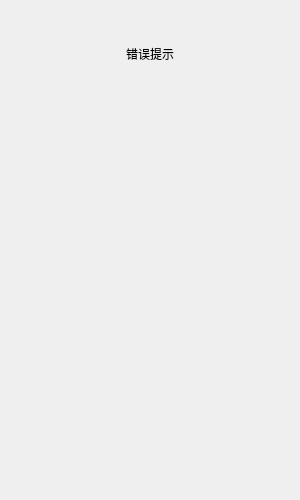
The window that Instant_messaging_project/registerdialog.ui (Buaichifanqie/Instant_messaging_project) describes before a commit, drawn with Qt 5.
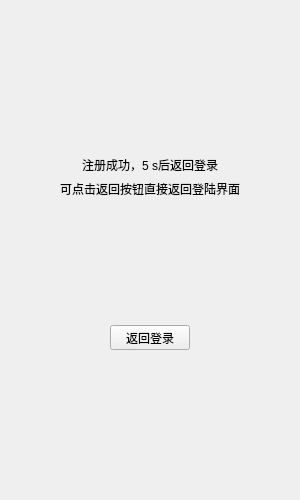
The same window after the commit. The open tabs and pages were chosen to show the change. Custom widgets are drawn as their Qt base class.

Commit message: 优化了客户端的注册功能 qss优化界面 密码显示 点击跳转等等

What changed in the file:
```diff
--- a/Instant_messaging_project/registerdialog.ui
+++ b/Instant_messaging_project/registerdialog.ui
@@ -42,48 +42,6 @@
    <item>
     <widget class="QWidget" name="widget" native="true">
      <layout class="QVBoxLayout" name="verticalLayout_2">
-      <item>
-       <widget class="QWidget" name="widget_7" native="true">
-        <layout class="QHBoxLayout" name="horizontalLayout_7">
-         <item>
-          <spacer name="horizontalSpacer_2">
-           <property name="orientation">
-            <enum>Qt::Horizontal</enum>
-           </property>
-           <property name="sizeHint" stdset="0">
-            <size>
-             <width>77</width>
-             <height>20</height>
-            </size>
-           </property>
-          </spacer>
-         </item>
-         <item>
-          <widget class="QLabel" name="err_tip">
-           <property name="text">
-            <string>错误提示</string>
-           </property>
-           <property name="alignment">
-            <set>Qt::AlignCenter</set>
-           </property>
-          </widget>
-         </item>
-         <item>
-          <spacer name="horizontalSpacer">
-           <property name="orientation">
-            <enum>Qt::Horizontal</enum>
-           </property>
-           <property name="sizeHint" stdset="0">
-            <size>
-             <width>77</width>
-             <height>20</height>
-            </size>
-           </property>
-          </spacer>
-         </item>
-        </layout>
-       </widget>
-      </item>
       <item>
        <widget class="QStackedWidget" name="stackedWidget">
         <property name="currentIndex">
@@ -104,6 +62,48 @@
             </property>
            </spacer>
           </item>
+          <item>
+           <widget class="QWidget" name="widget_7" native="true">
+            <layout class="QHBoxLayout" name="horizontalLayout_7">
+             <item>
+              <spacer name="horizontalSpacer_2">
+               <property name="orientation">
+                <enum>Qt::Horizontal</enum>
+               </property>
+               <property name="sizeHint" stdset="0">
+                <size>
+                 <width>77</width>
+                 <height>20</height>
+                </size>
+               </property>
+              </spacer>
+             </item>
+             <item>
+              <widget class="QLabel" name="err_tip">
+               <property name="text">
+                <string>错误提示</string>
+               </property>
+               <property name="alignment">
+                <set>Qt::AlignCenter</set>
+               </property>
+              </widget>
+             </item>
+             <item>
+              <spacer name="horizontalSpacer">
+               <property name="orientation">
+                <enum>Qt::Horizontal</enum>
+               </property>
+               <property name="sizeHint" stdset="0">
+                <size>
+                 <width>77</width>
+                 <height>20</height>
+                </size>
+               </property>
+              </spacer>
+             </item>
+            </layout>
+           </widget>
+          </item>
           <item>
            <widget class="QWidget" name="horizontalWidget" native="true">
             <layout class="QHBoxLayout" name="horizontalLayout">
@@ -400,7 +400,120 @@
           </item>
          </layout>
         </widget>
-        <widget class="QWidget" name="page_2"/>
+        <widget class="QWidget" name="page_2">
+         <layout class="QVBoxLayout" name="verticalLayout_4">
+          <item>
+           <spacer name="verticalSpacer_2">
+            <property name="orientation">
+             <enum>Qt::Vertical</enum>
+            </property>
+            <property name="sizeHint" stdset="0">
+             <size>
+              <width>20</width>
+              <height>40</height>
+             </size>
+            </property>
+           </spacer>
+          </item>
+          <item>
+           <widget class="QLabel" name="tip_lb">
+            <property name="text">
+             <string>注册成功，5 s后返回登录</string>
+            </property>
+            <property name="alignment">
+             <set>Qt::AlignCenter</set>
+            </property>
+           </widget>
+          </item>
+          <item>
+           <widget class="QLabel" name="tip2_lb">
+            <property name="text">
+             <string>可点击返回按钮直接返回登陆界面</string>
+            </property>
+            <property name="alignment">
+             <set>Qt::AlignCenter</set>
+            </property>
+           </widget>
+          </item>
+          <item>
+           <spacer name="verticalSpacer_6">
+            <property name="orientation">
+             <enum>Qt::Vertical</enum>
+            </property>
+            <property name="sizeHint" stdset="0">
+             <size>
+              <width>20</width>
+              <height>40</height>
+             </size>
+            </property>
+           </spacer>
+          </item>
+          <item>
+           <widget class="QWidget" name="widget_8" native="true">
+            <layout class="QHBoxLayout" name="horizontalLayout_8">
+             <item>
+              <spacer name="horizontalSpacer_3">
+               <property name="orientation">
+                <enum>Qt::Horizontal</enum>
+               </property>
+               <property name="sizeHint" stdset="0">
+                <size>
+                 <width>56</width>
+                 <height>20</height>
+                </size>
+               </property>
+              </spacer>
+             </item>
+             <item>
+              <widget class="QPushButton" name="pushButton">
+               <property name="minimumSize">
+                <size>
+                 <width>0</width>
+                 <height>25</height>
+                </size>
+               </property>
+               <property name="maximumSize">
+                <size>
+                 <width>16777215</width>
+                 <height>25</height>
+                </size>
+               </property>
+               <property name="text">
+                <string>返回登录</string>
+               </property>
+              </widget>
+             </item>
+             <item>
+              <spacer name="horizontalSpacer_4">
+               <property name="orientation">
+                <enum>Qt::Horizontal</enum>
+               </property>
+               <property name="sizeHint" stdset="0">
+                <size>
+                 <width>56</width>
+                 <height>20</height>
+                </size>
+               </property>
+              </spacer>
+             </item>
+            </layout>
+           </widget>
+          </item>
+          <item>
+           <spacer name="verticalSpacer_7">
+            <property name="orientation">
+             <enum>Qt::Vertical</enum>
+            </property>
+            <property name="sizeHint" stdset="0">
+             <size>
+              <width>20</width>
+              <height>40</height>
+             </size>
+            </property>
+           </spacer>
+          </item>
+         </layout>
+        </widget>
        </widget>
       </item>
      </layout>
@@ -408,6 +521,18 @@
    </item>
   </layout>
  </widget>
+ <customwidgets>
+  <customwidget>
+   <class>TimerBtn</class>
+   <extends>QPushButton</extends>
+   <header>timerbtn.h</header>
+  </customwidget>
+  <customwidget>
+   <class>ClickedLabel</class>
+   <extends>QLabel</extends>
+   <header>clickedlabel.h</header>
+  </customwidget>
+ </customwidgets>
  <resources/>
  <connections/>
 </ui>
```
Left out of the diff: 40 changed lines with no effect on the pictures. The commit also changes 63 other files.
